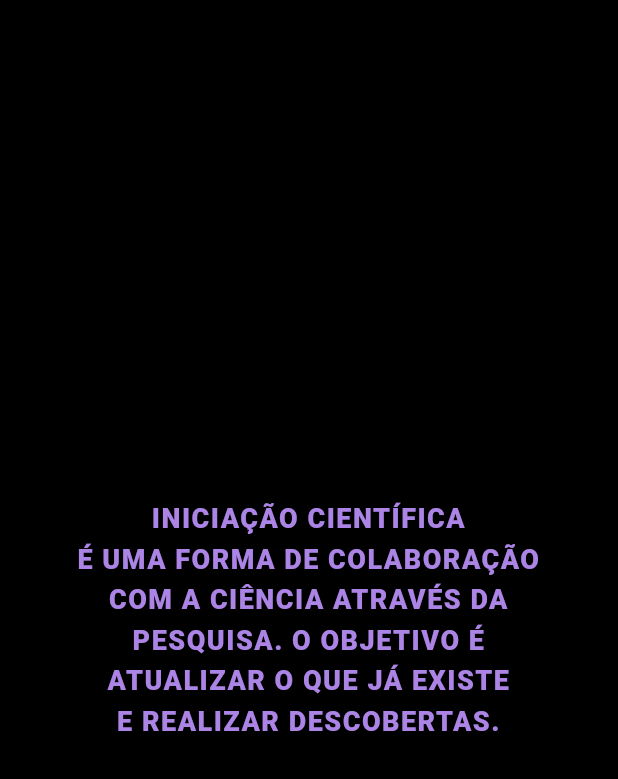
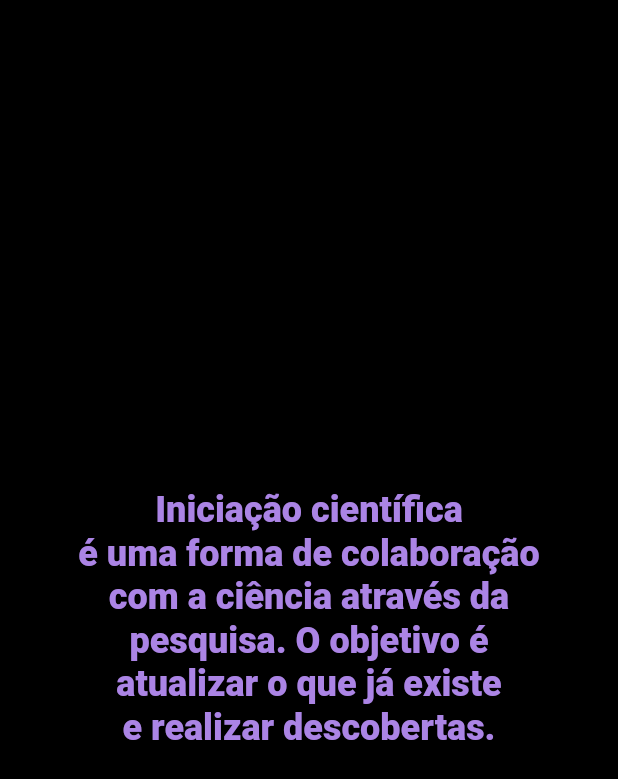
Before and after one commit to guilhermenakazato/Genius, a Flutter app: the IniciacaoCientifica screen opened directly, on a phone screen of 412 x 824 dp. Shown: the top 779 px of the screen. Run offline on Flutter 3.47's test engine with Material 2 defaults, Android fonts, the phone set to English and light mode, and no system bars; our stand-ins replace animated_text_kit, curved_navigation_bar, flutter_progress_hud, flutter_spinkit, get_storage; missing offline and left inert: http_interceptor; accounts and stored records are empty; Roboto replaces fonts that are missing (Gotham).

Commit message:
Arrumando os estilos das fontes do Genius

```diff
--- a/frontend/lib/components/button.dart
+++ b/frontend/lib/components/button.dart
@@ -32,7 +32,7 @@ class Button extends StatelessWidget {
           ),
         ),
         child: Text(
-          text.toUpperCase(),
+          text,
           style: TextStyle(
             color: Theme.of(context).primaryColor,
             fontWeight: FontWeight.w900,
--- a/frontend/lib/components/input.dart
+++ b/frontend/lib/components/input.dart
@@ -38,7 +38,7 @@ class InputState extends State<Input> {
               textAlign: TextAlign.center,
               cursorColor: Theme.of(context).primaryColor,
               decoration: InputDecoration(
-                hintText: widget.hint.toUpperCase(),
+                hintText: widget.hint,
                 border: InputBorder.none,
                 hintStyle: TextStyle(
                   color: Color.fromARGB(200, 171, 132, 229),
--- a/frontend/lib/http/webclient.dart
+++ b/frontend/lib/http/webclient.dart
@@ -8,4 +8,4 @@ final Client client = HttpClientWithInterceptor.build(
 
 
 // No lugar de 192.168.1.13, vai o IPv4 da máquina
-final String baseUrl = "http://192.168.0.111:3333";
+final String baseUrl = "http://192.168.1.13:3333";
--- a/frontend/lib/screens/bem_vindo.dart
+++ b/frontend/lib/screens/bem_vindo.dart
@@ -36,12 +36,12 @@ class BemVindo extends StatelessWidget {
               child: SizedBox(
                 width: 410.0,
                 child: Text(
-                  'BEM\nVINDO!',
+                  'Bem\nVindo!',
                   style: TextStyle(
                     fontFamily: 'Gotham',
-                    fontSize: 60,
+                    fontSize: 70,
+                    letterSpacing: 1.5,
                     color: Theme.of(context).primaryColor,
-                    letterSpacing: 12,
                     fontWeight: FontWeight.w900,
                     height: 1.0,
                   ),
--- a/frontend/lib/screens/iniciacao_cientifica.dart
+++ b/frontend/lib/screens/iniciacao_cientifica.dart
@@ -10,19 +10,18 @@ class IniciacaoCientifica extends StatelessWidget {
         body: Center(
           child: TypewriterAnimatedTextKit(
             text: [
-              "Iniciação científica\n".toUpperCase() +
-                  "é uma forma de colaboração\n".toUpperCase() +
-                  "com a ciência através da\n".toUpperCase() +
-                  "pesquisa. O objetivo é\n".toUpperCase() +
-                  "atualizar o que já existe\n".toUpperCase() +
-                  "e realizar descobertas.".toUpperCase()
+              "Iniciação científica\n" +
+                  "é uma forma de colaboração\n" +
+                  "com a ciência através da\n" +
+                  "pesquisa. O objetivo é\n" +
+                  "atualizar o que já existe\n" +
+                  "e realizar descobertas."
             ],
             textStyle: TextStyle(
               color: Theme.of(context).primaryColor,
-              fontSize: 18,
+              fontSize: 24,
               fontWeight: FontWeight.w900,
-              height: 1.5,
-              letterSpacing: 1,
+              height: 1.2
             ),
             textAlign: TextAlign.center,
             speed: Duration(milliseconds: 70),
--- a/frontend/lib/screens/prazer_genius.dart
+++ b/frontend/lib/screens/prazer_genius.dart
@@ -22,13 +22,11 @@ class PrazerGenius extends StatelessWidget {
                 speed: Duration(milliseconds: 70),
                 text: [
                   "Prazer, Genius!\nEu amo a ciência.\nPor isso, amo\ndivulgá-la e\nconhecer suas\ndiferentes\nformas."
-                      .toUpperCase()
                 ],
                 textStyle: TextStyle(
                   color: Theme.of(context).primaryColor,
-                  fontSize: 23,
-                  height: 2.2,
-                  letterSpacing: 2,
+                  fontSize: 32,
+                  height: 2,
                   fontFamily: "Gotham",
                   fontWeight: FontWeight.w900,
                 ),
--- a/frontend/lib/screens/sabe_iniciacao.dart
+++ b/frontend/lib/screens/sabe_iniciacao.dart
@@ -27,14 +27,12 @@ class SabeIniciacao extends StatelessWidget {
             ),
             Center(
               child: Text(
-                "Você sabe o que é\niniciação científica?".toUpperCase(),
+                "Você sabe o que é\niniciação científica?",
                 style: TextStyle(
                   color: Theme.of(context).primaryColor,
                   fontFamily: 'Gotham',
                   fontWeight: FontWeight.w900,
-                  fontSize: 21,
-                  height: 1.3,
-                  letterSpacing: 3,
+                  fontSize: 28,
                 ),
                 textAlign: TextAlign.center,
               ),
```
Also changed, not shown: frontend/lib/screens/login.dart (+3 -12 lines), frontend/lib/screens/pergunta_usuario.dart (+4 -5 lines).
